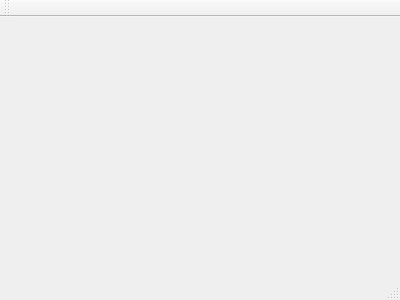
Old version of the form mainwindow.ui in the repository Bisztyga/pnpz.
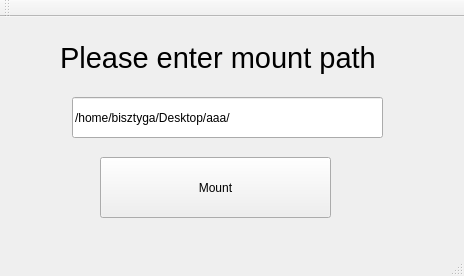
New version of the form.

What changed in the file:
```diff
--- a/mainwindow.ui
+++ b/mainwindow.ui
@@ -1,24 +1,94 @@
 <ui version="4.0">
  <class>MainWindow</class>
- <widget class="QMainWindow" name="MainWindow" >
-  <property name="geometry" >
+ <widget class="QMainWindow" name="MainWindow">
+  <property name="geometry">
    <rect>
     <x>0</x>
     <y>0</y>
-    <width>400</width>
-    <height>300</height>
+    <width>464</width>
+    <height>276</height>
    </rect>
   </property>
   <property name="windowTitle" >
    <string>MainWindow</string>
   </property>
-  <widget class="QMenuBar" name="menuBar" />
-  <widget class="QToolBar" name="mainToolBar" />
-  <widget class="QWidget" name="centralWidget" />
-  <widget class="QStatusBar" name="statusBar" />
+  <widget class="QWidget" name="centralWidget">
+   <widget class="QPushButton" name="pushButton">
+    <property name="geometry">
+     <rect>
+      <x>100</x>
+      <y>140</y>
+      <width>231</width>
+      <height>61</height>
+     </rect>
+    </property>
+    <property name="text">
+     <string>Mount</string>
+    </property>
+   </widget>
+   <widget class="QLabel" name="label">
+    <property name="geometry">
+     <rect>
+      <x>60</x>
+      <y>10</y>
+      <width>391</width>
+      <height>61</height>
+     </rect>
+    </property>
+    <property name="font">
+     <font>
+      <pointsize>22</pointsize>
+      <italic>false</italic>
+     </font>
+    </property>
+    <property name="text">
+     <string>Please enter mount path</string>
+    </property>
+    <property name="textFormat">
+     <enum>Qt::AutoText</enum>
+    </property>
+    <property name="scaledContents">
+     <bool>true</bool>
+    </property>
+    <property name="openExternalLinks">
+     <bool>false</bool>
+    </property>
+   </widget>
+   <widget class="QLineEdit" name="lineEdit">
+    <property name="geometry">
+     <rect>
+      <x>72</x>
+      <y>80</y>
+      <width>311</width>
+      <height>41</height>
+     </rect>
+    </property>
+    <property name="text">
+     <string>/home/bisztyga/Desktop/aaa/</string>
+    </property>
+   </widget>
+  </widget>
+  <widget class="QMenuBar" name="menuBar">
+   <property name="geometry">
+    <rect>
+     <x>0</x>
+     <y>0</y>
+     <width>464</width>
+     <height>25</height>
+    </rect>
+   </property>
+  </widget>
+  <widget class="QToolBar" name="mainToolBar">
+   <attribute name="toolBarArea">
+    <enum>TopToolBarArea</enum>
+   </attribute>
+   <attribute name="toolBarBreak">
+    <bool>false</bool>
+   </attribute>
+  </widget>
+  <widget class="QStatusBar" name="statusBar"/>
  </widget>
- <layoutDefault spacing="6" margin="11" />
- <pixmapfunction></pixmapfunction>
+ <layoutdefault spacing="6" margin="11"/>
  <resources/>
  <connections/>
 </ui>
```
Left out of the diff: 3 changed lines with no effect on the pictures.
